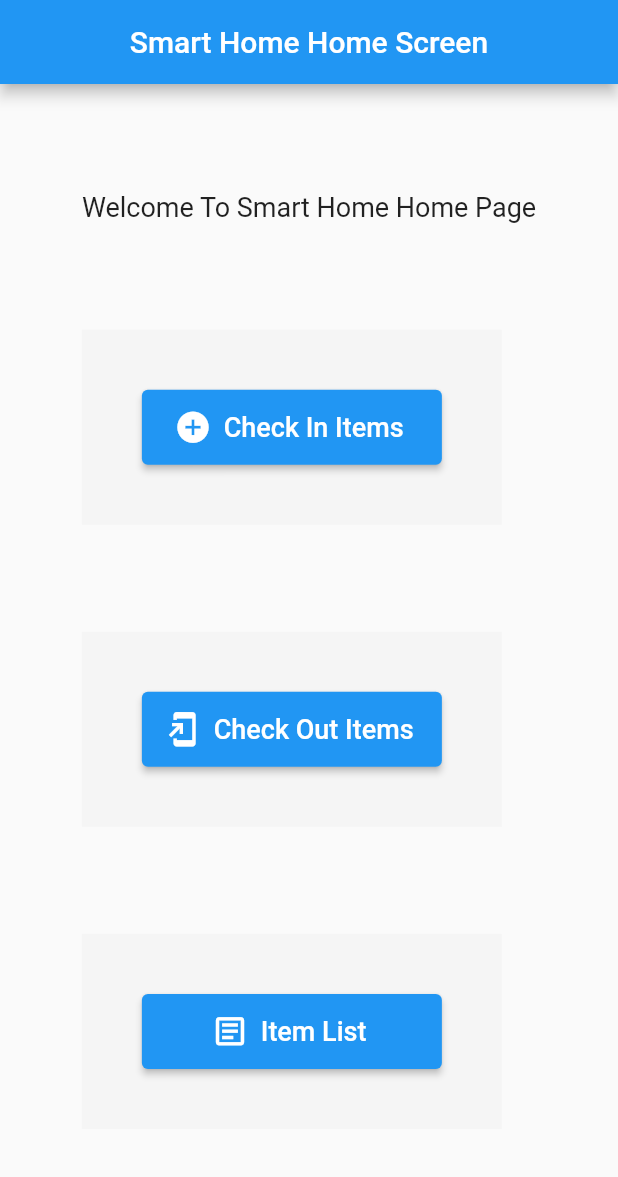
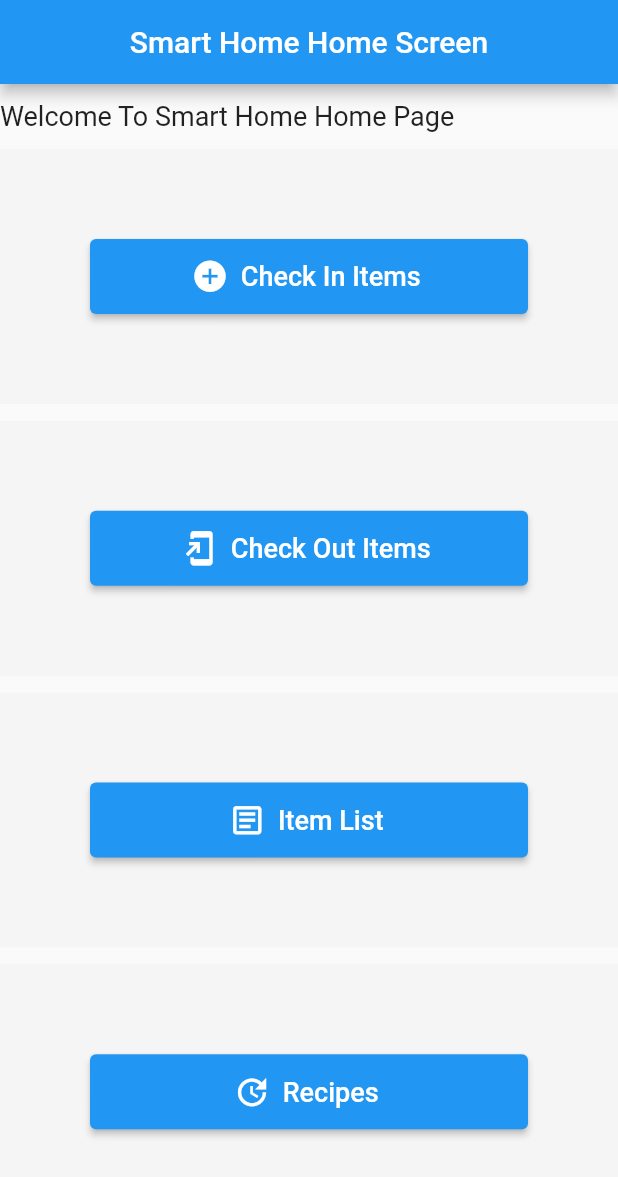
Before and after one commit to JaykingLJK/Smart-Inventory-App, a Flutter app: the screen it shows after launch, on a phone screen of 412 x 824 dp. Shown: the top 1177 px of the screen. Run offline on Flutter 3.47's test engine with Material 2 defaults, Android fonts, the phone set to English and light mode, and no system bars; drawn by our look-alikes of overlay_support; missing offline and left inert: camera_web, dart:html, flutter_barcode_scanner.

Commit message:
week 11 breakthrough

```diff
--- a/lib/page/home.dart
+++ b/lib/page/home.dart
@@ -2,8 +2,9 @@
 import 'package:myapp/api/listing_service.dart';
 import 'package:myapp/model/listing_model.dart';
 import 'package:myapp/page/listings.dart';
-import 'package:myapp/page/check_in_option.dart';
-import 'package:myapp/page/check_out_option.dart';
+import 'package:myapp/page/check_in.dart';
+import 'package:myapp/page/check_out.dart';
+import 'package:myapp/page/recom_recipe.dart';
 
 class Homepage extends StatelessWidget {
   ListingService listingService = ListingService();
@@ -21,11 +22,12 @@
             crossAxisAlignment: CrossAxisAlignment.start,
             children: <Widget>[
               const Text('Welcome To Smart Home Home Page',
-                  style: TextStyle(
-                    fontSize: 18.0,
-                  )),
+                style: TextStyle(
+                  fontSize: 18.0,
+                ),
+                textAlign: TextAlign.center,),
               Container(
-                padding: const EdgeInsets.all(40.0),
+                padding: const EdgeInsets.all(60.0),
                 color: Colors.grey[100],
                 child: ElevatedButton.icon(
                   onPressed: () => Navigator.of(context).push(
@@ -34,8 +36,8 @@
                     )
                 ),
                   style: ElevatedButton.styleFrom(
-                    minimumSize: const Size(200, 50),
-                    maximumSize: const Size(200, 50),
+                    minimumSize: const Size(400, 50),
+                    maximumSize: const Size(400, 50),
                   ),
                   icon: const Icon(
                     Icons.add_circle,
@@ -48,15 +50,15 @@
                 ),
               ),
               Container(
-                padding: const EdgeInsets.all(40.0),
+                padding: const EdgeInsets.all(60.0),
                 color: Colors.grey[100],
                 child: ElevatedButton.icon(
                   onPressed: () => Navigator.of(context).push(
                     MaterialPageRoute(builder: (context)=> CheckOutOption())
                   ),
                   style: ElevatedButton.styleFrom(
-                    minimumSize: const Size(200, 50),
-                    maximumSize: const Size(200, 50),
+                    minimumSize: const Size(400, 50),
+                    maximumSize: const Size(400, 50),
                   ),
                   icon: const Icon(
                     Icons.add_to_home_screen,
@@ -69,7 +71,7 @@
                 ),
               ),
               Container(
-                padding: const EdgeInsets.all(40.0),
+                padding: const EdgeInsets.all(60.0),
                 color: Colors.grey[100],
                 child: ElevatedButton.icon(
                   onPressed: () => Navigator.of(context).push(
@@ -78,8 +80,8 @@
                       )
                   ),
                   style: ElevatedButton.styleFrom(
-                    minimumSize: const Size(200, 50),
-                    maximumSize: const Size(200, 50),
+                    minimumSize: const Size(400, 50),
+                    maximumSize: const Size(400, 50),
                   ),
                   icon: const Icon(
                     Icons.article_outlined,
@@ -91,6 +93,29 @@
                   ),
                 ),
               ),
+              Container(
+                padding: const EdgeInsets.all(60.0),
+                color: Colors.grey[100],
+                child: ElevatedButton.icon(
+                  onPressed: () => Navigator.of(context).push(
+                      MaterialPageRoute(
+                          builder: (context) => RecomRecipePage()
+                      )
+                  ),
+                  style: ElevatedButton.styleFrom(
+                    minimumSize: const Size(400, 50),
+                    maximumSize: const Size(400, 50),
+                  ),
+                  icon: const Icon(
+                    Icons.update,
+                    size: 25.0,
+                  ),
+                  label: const Text(
+                    'Recipes',
+                    style: TextStyle(fontSize: 18.0),
+                  ),
+                ),
+              ),
             ]),
       ),
     );
```
Also changed, not shown: lib/api/listing_service.dart (+14 -2 lines), lib/api/recipe_service.dart (added, +42 -0 lines), lib/api/recom_service.dart (added, +30 -0 lines), lib/func/calendar.dart (deleted, +0 -63 lines), lib/model/recipe_model.dart (added, +35 -0 lines), lib/page/check_in_manually.dart (+4 -4 lines), lib/page/listing_detail.dart (+13 -2 lines), lib/page/recipe_detail.dart (added, +54 -0 lines), lib/page/recom_recipe.dart (added, +60 -0 lines), lib/page/check_in.dart (renamed from lib/page/check_in_option.dart), lib/page/check_out.dart (renamed from lib/page/check_out_option.dart), 1 other file.
